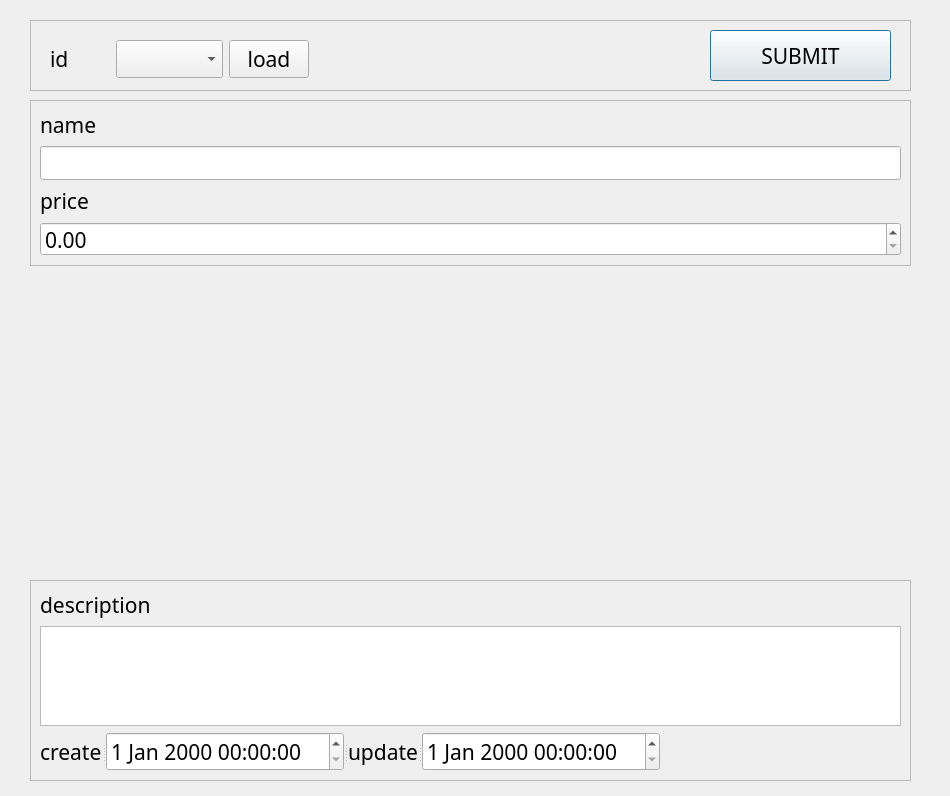
Before: the Qt Designer form ui/itemDialog.ui in SuhYeoJee/OrderManager, drawn with Qt 5.
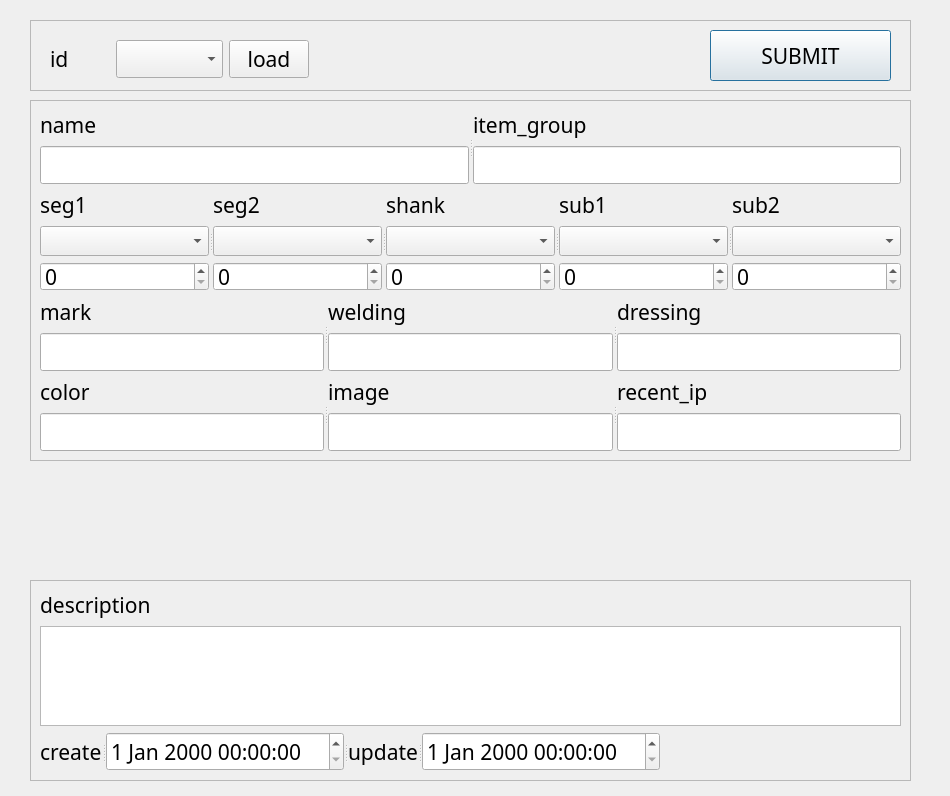
After: the same form once the commit is applied.

The edit to the form file:
```diff
--- a/ui/itemDialog.ui
+++ b/ui/itemDialog.ui
@@ -25,7 +25,7 @@
      <x>30</x>
      <y>100</y>
      <width>881</width>
-     <height>166</height>
+     <height>361</height>
     </rect>
    </property>
    <property name="frameShape">
@@ -36,32 +36,229 @@
    </property>
    <layout class="QGridLayout" name="gridLayout">
     <item row="0" column="0">
-     <layout class="QVBoxLayout" name="verticalLayout_5">
-      <item>
-       <widget class="QLabel" name="label_14">
-        <property name="text">
-         <string>name</string>
-        </property>
-       </widget>
-      </item>
-      <item>
-       <widget class="QLineEdit" name="nameLineEdit"/>
-      </item>
-     </layout>
+     <widget class="QSplitter" name="splitter_5">
+      <property name="orientation">
+       <enum>Qt::Horizontal</enum>
+      </property>
+      <widget class="QWidget" name="">
+       <layout class="QVBoxLayout" name="verticalLayout_5">
+        <item>
+         <widget class="QLabel" name="label_14">
+          <property name="text">
+           <string>name</string>
+          </property>
+         </widget>
+        </item>
+        <item>
+         <widget class="QLineEdit" name="nameLineEdit"/>
+        </item>
+       </layout>
+      </widget>
+      <widget class="QWidget" name="layoutWidget_2">
+       <layout class="QVBoxLayout" name="verticalLayout_6">
+        <item>
+         <widget class="QLabel" name="label_18">
+          <property name="text">
+           <string>item_group</string>
+          </property>
+         </widget>
+        </item>
+        <item>
+         <widget class="QLineEdit" name="item_groupLineEdit"/>
+        </item>
+       </layout>
+      </widget>
+     </widget>
     </item>
     <item row="1" column="0">
-     <layout class="QVBoxLayout" name="verticalLayout">
-      <item>
-       <widget class="QLabel" name="label_13">
-        <property name="text">
-         <string>price</string>
-        </property>
-       </widget>
-      </item>
-      <item>
-       <widget class="QDoubleSpinBox" name="priceDoubleSpinBox"/>
-      </item>
-     </layout>
+     <widget class="QSplitter" name="splitter_4">
+      <property name="orientation">
+       <enum>Qt::Horizontal</enum>
+      </property>
+      <widget class="QWidget" name="">
+       <layout class="QVBoxLayout" name="verticalLayout_2">
+        <item>
+         <widget class="QLabel" name="label_19">
+          <property name="text">
+           <string>seg1</string>
+          </property>
+         </widget>
+        </item>
+        <item>
+         <widget class="QComboBox" name="seg1ComboBox"/>
+        </item>
+        <item>
+         <widget class="QSpinBox" name="seg1_amountSpinBox"/>
+        </item>
+       </layout>
+      </widget>
+      <widget class="QWidget" name="layoutWidget_3">
+       <layout class="QVBoxLayout" name="verticalLayout_3">
+        <item>
+         <widget class="QLabel" name="label_20">
+          <property name="text">
+           <string>seg2</string>
+          </property>
+         </widget>
+        </item>
+        <item>
+         <widget class="QComboBox" name="seg2ComboBox"/>
+        </item>
+        <item>
+         <widget class="QSpinBox" name="seg2_amountSpinBox"/>
+        </item>
+       </layout>
+      </widget>
+      <widget class="QWidget" name="layoutWidget_4">
+       <layout class="QVBoxLayout" name="verticalLayout_4">
+        <item>
+         <widget class="QLabel" name="label_21">
+          <property name="text">
+           <string>shank</string>
+          </property>
+         </widget>
+        </item>
+        <item>
+         <widget class="QComboBox" name="shankComboBox"/>
+        </item>
+        <item>
+         <widget class="QSpinBox" name="shank_amountSpinBox"/>
+        </item>
+       </layout>
+      </widget>
+      <widget class="QWidget" name="layoutWidget_5">
+       <layout class="QVBoxLayout" name="verticalLayout_7">
+        <item>
+         <widget class="QLabel" name="label_22">
+          <property name="text">
+           <string>sub1</string>
+          </property>
+         </widget>
+        </item>
+        <item>
+         <widget class="QComboBox" name="sub1ComboBox"/>
+        </item>
+        <item>
+         <widget class="QSpinBox" name="sub1_amountSpinBox"/>
+        </item>
+       </layout>
+      </widget>
+      <widget class="QWidget" name="layoutWidget_6">
+       <layout class="QVBoxLayout" name="verticalLayout_8">
+        <item>
+         <widget class="QLabel" name="label_23">
+          <property name="text">
+           <string>sub2</string>
+          </property>
+         </widget>
+        </item>
+        <item>
+         <widget class="QComboBox" name="sub2ComboBox"/>
+        </item>
+        <item>
+         <widget class="QSpinBox" name="sub2_amountSpinBox"/>
+        </item>
+       </layout>
+      </widget>
+     </widget>
+    </item>
+    <item row="2" column="0">
+     <widget class="QSplitter" name="splitter_3">
+      <property name="orientation">
+       <enum>Qt::Horizontal</enum>
+      </property>
+      <widget class="QWidget" name="layoutWidget_7">
+       <layout class="QVBoxLayout" name="verticalLayout_9">
+        <item>
+         <widget class="QLabel" name="label_24">
+          <property name="text">
+           <string>mark</string>
+          </property>
+         </widget>
+        </item>
+        <item>
+         <widget class="QLineEdit" name="markLineEdit"/>
+        </item>
+       </layout>
+      </widget>
+      <widget class="QWidget" name="layoutWidget_8">
+       <layout class="QVBoxLayout" name="verticalLayout_10">
+        <item>
+         <widget class="QLabel" name="label_25">
+          <property name="text">
+           <string>welding</string>
+          </property>
+         </widget>
+        </item>
+        <item>
+         <widget class="QLineEdit" name="weldingLineEdit"/>
+        </item>
+       </layout>
+      </widget>
+      <widget class="QWidget" name="layoutWidget_9">
+       <layout class="QVBoxLayout" name="verticalLayout_11">
+        <item>
+         <widget class="QLabel" name="label_26">
+          <property name="text">
+           <string>dressing</string>
+          </property>
+         </widget>
+        </item>
+        <item>
+         <widget class="QLineEdit" name="dressingLineEdit"/>
+        </item>
+       </layout>
+      </widget>
+     </widget>
+    </item>
+    <item row="3" column="0">
+     <widget class="QSplitter" name="splitter_2">
+      <property name="orientation">
+       <enum>Qt::Horizontal</enum>
+      </property>
+      <widget class="QWidget" name="layoutWidget_10">
+       <layout class="QVBoxLayout" name="verticalLayout_12">
+        <item>
+         <widget class="QLabel" name="label_27">
+          <property name="text">
+           <string>color</string>
+          </property>
+         </widget>
+        </item>
+        <item>
+         <widget class="QLineEdit" name="colorLineEdit"/>
+        </item>
+       </layout>
+      </widget>
+      <widget class="QWidget" name="layoutWidget_11">
+       <layout class="QVBoxLayout" name="verticalLayout_13">
+        <item>
+         <widget class="QLabel" name="label_28">
+          <property name="text">
+           <string>image</string>
+          </property>
+         </widget>
+        </item>
+        <item>
+         <widget class="QLineEdit" name="imageLineEdit"/>
+        </item>
+       </layout>
+      </widget>
+      <widget class="QWidget" name="layoutWidget_12">
+       <layout class="QVBoxLayout" name="verticalLayout_14">
+        <item>
+         <widget class="QLabel" name="label_29">
+          <property name="text">
+           <string>recent_ip</string>
+          </property>
+         </widget>
+        </item>
+        <item>
+         <widget class="QLineEdit" name="recent_ipLineEdit"/>
+        </item>
+       </layout>
+      </widget>
+     </widget>
     </item>
    </layout>
   </widget>
```
